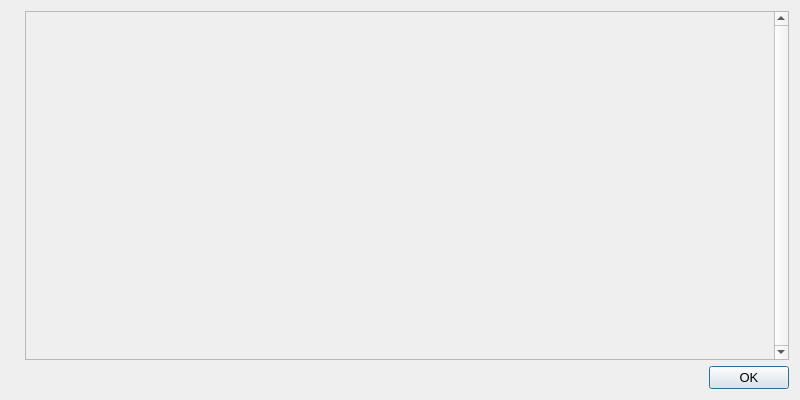
Old version of the form src/qt/forms/helpmessagedialog.ui in the repository gexanlottery/gexan.
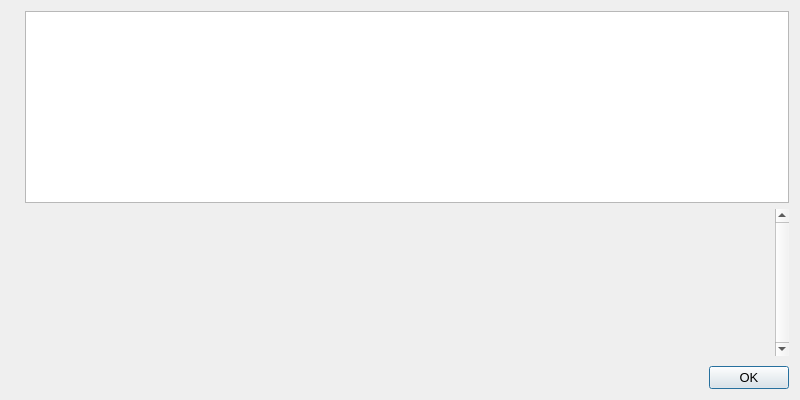
New version of the form. Icons and pictures are not drawn.

The edit to the form file:
```diff
--- a/src/qt/forms/helpmessagedialog.ui
+++ b/src/qt/forms/helpmessagedialog.ui
@@ -34,8 +34,18 @@
    </item>
    <item>
     <layout class="QVBoxLayout" name="verticalLayout">
+     <item>
+      <widget class="QTextEdit" name="helpMessage">
+       <property name="readOnly">
+        <bool>true</bool>
+       </property>
+      </widget>
+     </item>
      <item>
       <widget class="QScrollArea" name="scrollArea">
+       <property name="frameShape">
+        <enum>QFrame::NoFrame</enum>
+       </property>
        <property name="verticalScrollBarPolicy">
         <enum>Qt::ScrollBarAlwaysOn</enum>
        </property>
@@ -60,6 +70,9 @@
            <property name="textFormat">
             <enum>Qt::PlainText</enum>
            </property>
+           <property name="alignment">
+            <set>Qt::AlignLeading|Qt::AlignLeft|Qt::AlignTop</set>
+           </property>
            <property name="openExternalLinks">
             <bool>true</bool>
            </property>
@@ -72,6 +85,22 @@
        </widget>
       </widget>
      </item>
+     <item>
+      <spacer name="verticalSpacer">
+       <property name="orientation">
+        <enum>Qt::Vertical</enum>
+       </property>
+       <property name="sizeType">
+        <enum>QSizePolicy::Fixed</enum>
+       </property>
+       <property name="sizeHint" stdset="0">
+        <size>
+         <width>4</width>
+         <height>4</height>
+        </size>
+       </property>
+      </spacer>
+     </item>
      <item>
       <widget class="QDialogButtonBox" name="okButton">
        <property name="orientation">
```
Left out of the diff: 2 changed lines with no effect on the pictures.
